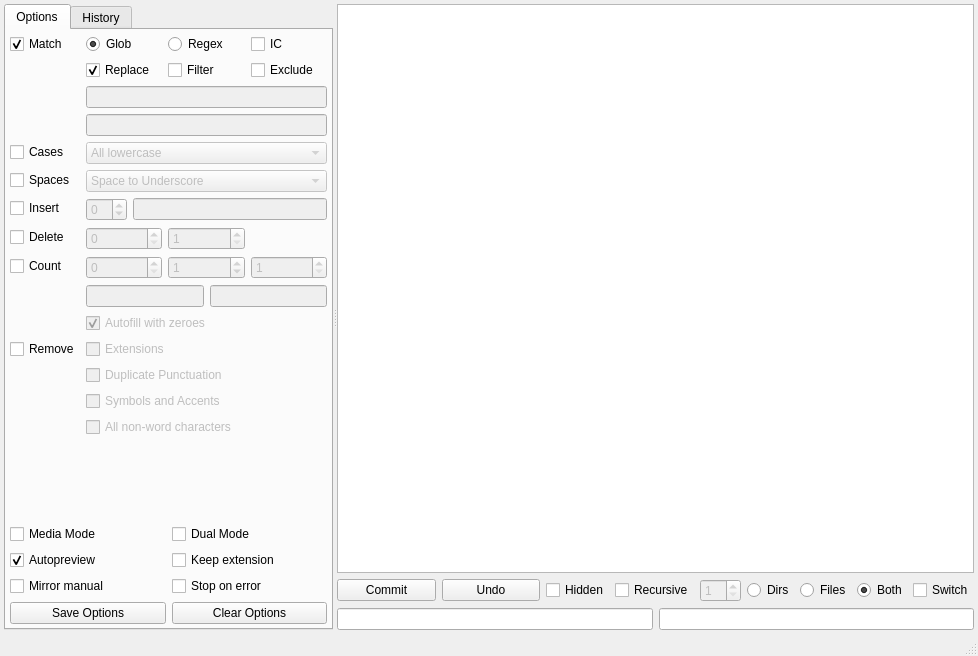
This is demimove/data/gui.ui in gmdfalk/demimove as Qt 5 draws it before an edit. The edited form follows.
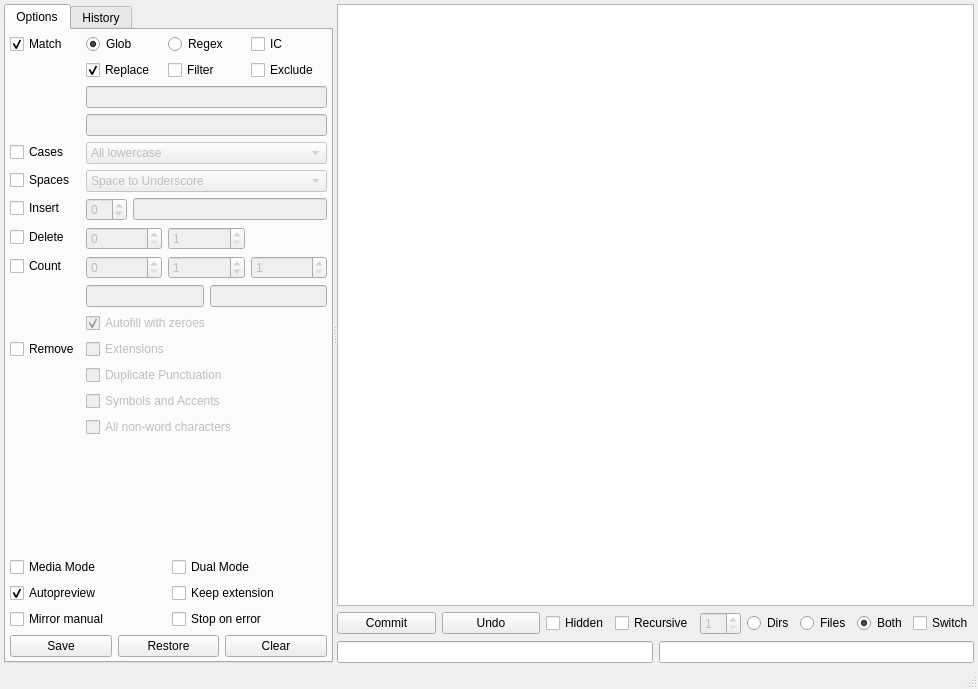
This is the edited form.

Commit message: switching option things around, done soon

The edit to the form file:
```diff
--- a/demimove/data/gui.ui
+++ b/demimove/data/gui.ui
@@ -7,7 +7,7 @@
     <x>0</x>
     <y>0</y>
     <width>978</width>
-    <height>656</height>
+    <height>689</height>
    </rect>
   </property>
   <property name="windowTitle">
@@ -497,7 +497,17 @@
           </layout>
          </item>
          <item>
-          <layout class="QGridLayout" name="optiongrid" rowstretch="0,0,0,0,0" columnstretch="0,0">
+          <layout class="QGridLayout" name="optionslayout" rowstretch="0,0,0,0,0" columnstretch="0,0">
+           <item row="1" column="0">
+            <widget class="QCheckBox" name="mediamodecheck">
+             <property name="toolTip">
+              <string>&lt;html&gt;&lt;head/&gt;&lt;body&gt;&lt;p&gt;&lt;span style=&quot; font-weight:600;&quot;&gt;Media Mode&lt;/span&gt;&lt;/p&gt;&lt;p&gt;Toggle between the current option state and a prepared &amp;quot;media mode&amp;quot;.&lt;/p&gt;&lt;p&gt;This mode uses my preferred settings to sanitize folder- and directory names. It consists of:&lt;/p&gt;&lt;p&gt;* All lowercase.&lt;/p&gt;&lt;p&gt;* Spaces and dots to underscores.&lt;/p&gt;&lt;p&gt;* Keep extensions.&lt;/p&gt;&lt;p&gt;* Remove symbols and accents.&lt;/p&gt;&lt;p&gt;* Remove duplicate symbols.&lt;/p&gt;&lt;/body&gt;&lt;/html&gt;</string>
+             </property>
+             <property name="text">
+              <string>Media Mode</string>
+             </property>
+            </widget>
+           </item>
            <item row="2" column="0">
             <widget class="QCheckBox" name="autopreviewcheck">
              <property name="toolTip">
@@ -544,16 +554,6 @@
              </property>
             </widget>
            </item>
-           <item row="1" column="0">
-            <widget class="QCheckBox" name="mediamodecheck">
-             <property name="toolTip">
-              <string>&lt;html&gt;&lt;head/&gt;&lt;body&gt;&lt;p&gt;&lt;span style=&quot; font-weight:600;&quot;&gt;Media Mode&lt;/span&gt;&lt;/p&gt;&lt;p&gt;Toggle between the current option state and a prepared &amp;quot;media mode&amp;quot;.&lt;/p&gt;&lt;p&gt;This mode uses my preferred settings to sanitize folder- and directory names. It consists of:&lt;/p&gt;&lt;p&gt;* All lowercase.&lt;/p&gt;&lt;p&gt;* Spaces and dots to underscores.&lt;/p&gt;&lt;p&gt;* Keep extensions.&lt;/p&gt;&lt;p&gt;* Remove symbols and accents.&lt;/p&gt;&lt;p&gt;* Remove duplicate symbols.&lt;/p&gt;&lt;/body&gt;&lt;/html&gt;</string>
-             </property>
-             <property name="text">
-              <string>Media Mode</string>
-             </property>
-            </widget>
-           </item>
            <item row="1" column="1">
             <widget class="QCheckBox" name="dualmodecheck">
              <property name="toolTip">
@@ -564,17 +564,31 @@
              </property>
             </widget>
            </item>
-           <item row="4" column="0">
+          </layout>
+         </item>
+         <item>
+          <layout class="QHBoxLayout" name="optionbuttonlayout">
+           <item>
             <widget class="QPushButton" name="saveoptionsbutton">
              <property name="text">
-              <string>Save Options</string>
+              <string>Save</string>
              </property>
             </widget>
            </item>
-           <item row="4" column="1">
+           <item>
+            <widget class="QPushButton" name="restoreoptionsbutton">
+             <property name="toolTip">
+              <string>&lt;html&gt;&lt;head/&gt;&lt;body&gt;&lt;p&gt;&lt;span style=&quot; font-weight:600;&quot;&gt;Reset Options&lt;/span&gt;&lt;/p&gt;&lt;p&gt;Set options to the state they were in when the application loaded.&lt;/p&gt;&lt;/body&gt;&lt;/html&gt;</string>
+             </property>
+             <property name="text">
+              <string>Restore</string>
+             </property>
+            </widget>
+           </item>
+           <item>
             <widget class="QPushButton" name="clearoptionsbutton">
              <property name="text">
-              <string>Clear Options</string>
+              <string>Clear</string>
              </property>
             </widget>
            </item>
```
Left out of the diff: 5 changed lines with no effect on the pictures. The commit also changes 2 other files.
